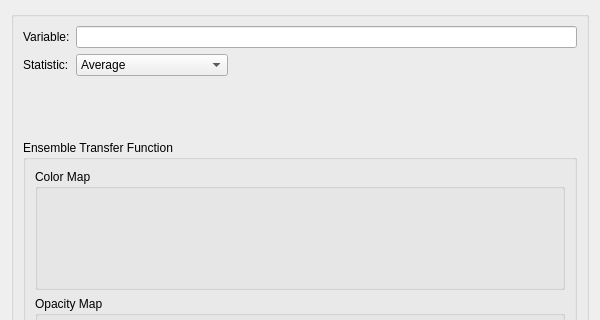
Old version of the form Client/Widgets/EnsembleTransferFunctionEditor.ui in the repository CCSEPBVR/CS-IS-PBVR; both pictures show x 0 to 600 and y 0 to 320 of the 600 by 721 pixel window.
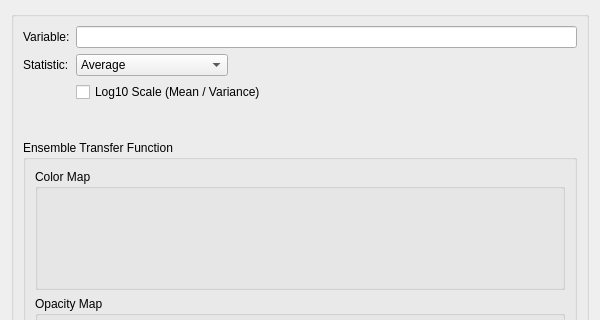
New version of the form. Custom widgets are drawn as their Qt base class.

```diff
--- a/Client/Widgets/EnsembleTransferFunctionEditor.ui
+++ b/Client/Widgets/EnsembleTransferFunctionEditor.ui
@@ -78,6 +78,16 @@
           </item>
          </layout>
         </item>
+        <item row="2" column="1">
+         <widget class="QCheckBox" name="m_log_scale_statistics_check_box">
+          <property name="toolTip">
+           <string>Apply log10 to the ensemble mean and variance. The coefficient of variation is not transformed (it is computed from the non-log mean and variance).</string>
+          </property>
+          <property name="text">
+           <string>Log10 Scale (Mean / Variance)</string>
+          </property>
+         </widget>
+        </item>
        </layout>
       </item>
       <item>
```
